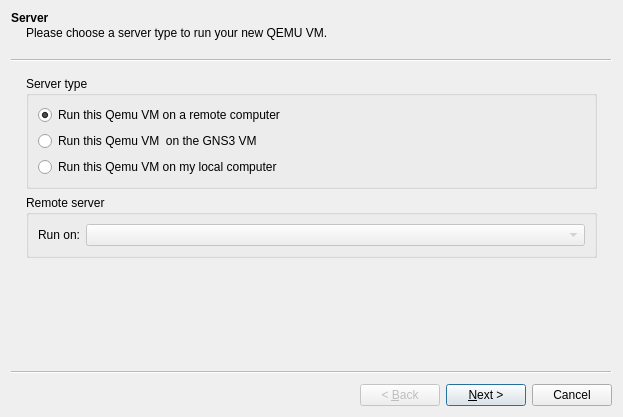
Before: the Qt Designer form gns3/modules/qemu/ui/qemu_vm_wizard.ui in GNS3/gns3-gui, drawn with Qt 5.
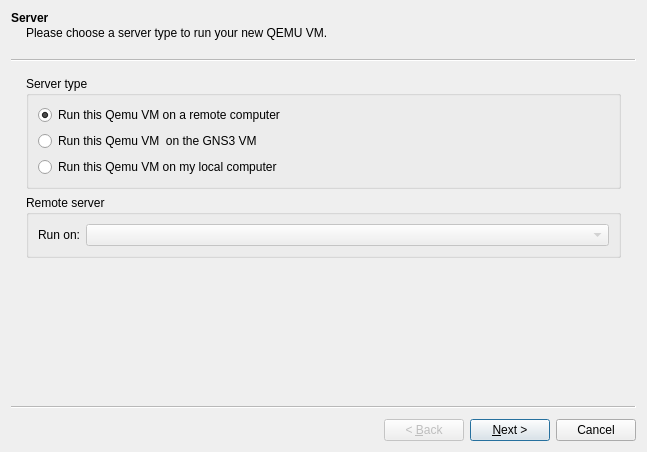
After: the same form once the commit is applied.

```diff
--- a/gns3/modules/qemu/ui/qemu_vm_wizard.ui
+++ b/gns3/modules/qemu/ui/qemu_vm_wizard.ui
@@ -6,8 +6,8 @@
    <rect>
     <x>0</x>
     <y>0</y>
-    <width>623</width>
-    <height>417</height>
+    <width>647</width>
+    <height>452</height>
    </rect>
   </property>
   <property name="windowTitle">
```
Left out of the diff: 5 changed lines with no effect on the pictures.
